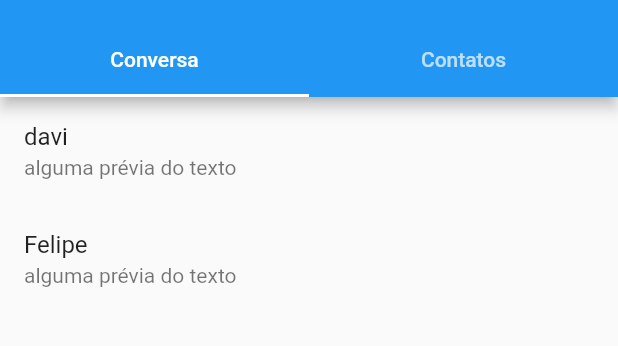
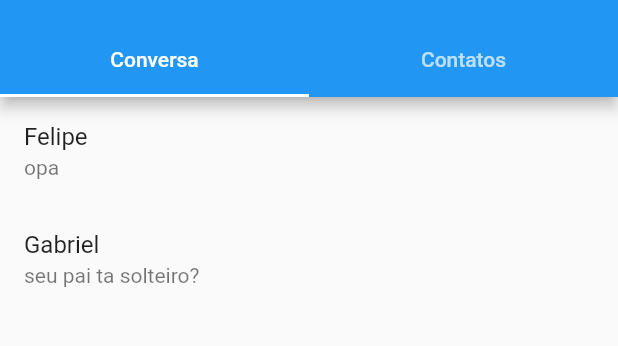
Before and after one commit to davi133/app-mensagens-si700, a Flutter app: the screen it shows after launch, on a phone screen of 412 x 824 dp, the part 59-405 px from its top. Run offline on Flutter 3.47's test engine with Material 2 defaults, Android fonts, the light colour scheme and no system bars; missing offline and left inert: dart:html; key blocks and very long unbroken strings in the code were emptied for the run.

Commit message:
chat pegando conversa dos dados

```diff
--- a/lib/Dados/chatList.dart
+++ b/lib/Dados/chatList.dart
@@ -32,7 +32,7 @@ void setConversa(Conversa conv)
   chatList.add(conv);
 }
 
-Conversa? getByOthersNumber(int number)
+Conversa? getChatByOthersNumber(int number)
 {
   for(int i =0; i< chatList.length;i++)
   {
@@ -42,4 +42,5 @@ Conversa? getByOthersNumber(int number)
     }
   }
   return null;
+  //return Conversa(User("null",-1), User("null",-1));
 }
--- a/lib/View/conversa_tela.dart
+++ b/lib/View/conversa_tela.dart
@@ -1,21 +1,56 @@
 
 import 'package:flutter/material.dart';
 import '../model/user.dart';
-import 'conversa_tile.dart';
+import 'package:flutter_atividade2/View/Chat.dart';
+import '../Dados/chatList.dart';
+import '../model/Conversa.dart';
+
 
 class TelaConversas extends StatelessWidget {
   const TelaConversas({super.key});
 
   @override
   Widget build(BuildContext context) {
-    List<User> users = [User("davi", 1001),User("Felipe", 1002)];
+    List<Conversa> chats = chatList;
 
 
     return ListView.builder(
-      itemCount: users.length,
+      itemCount: chats.length,
       itemBuilder: (BuildContext context, int index) {
-        return ConversaTile(users.elementAt(index));
+        return ConversaTile(chats.elementAt(index));
       },
     );
   }
 }
+
+class ConversaTile extends StatelessWidget {
+
+  const ConversaTile(this.chat,{super.key, this.onPressed=(pressedDefault)});
+  final Conversa chat;
+  final Function onPressed;
+
+
+
+  @override
+  Widget build(BuildContext context) {
+
+    return GestureDetector(
+      onTap: (){
+        Navigator.of(context).push(
+          MaterialPageRoute(builder: (BuildContext ctx){return ChatScreen(chat.outro);})
+        );
+
+      },
+      child: ListTile(
+        title: Text(chat.outro.nome),
+        subtitle:Text(chat.mensagens.last.texto),
+
+      ),
+    );
+  }
+}
+
+void pressedDefault ()
+{
+  return;
+}
--- a/lib/View/conversa_tile.dart
+++ /dev/null
@@ -1,35 +0,0 @@
-import 'package:flutter/material.dart';
-import 'package:flutter_atividade2/View/Chat.dart';
-import '../model/user.dart';
-
-class ConversaTile extends StatelessWidget {
-
-  const ConversaTile(this.user,{super.key, this.onPressed=(pressedDefault)});
-  final User user;
-  final Function onPressed;
-
-
-  @override
-  Widget build(BuildContext context) {
-    //return Text(user.toString());
-
-    return GestureDetector(
-      onTap: (){
-        Navigator.of(context).push(
-          MaterialPageRoute(builder: (BuildContext ctx){return ChatScreen(user);})
-        );
-
-      },
-      child: ListTile(
-        title: Text(user.nome),
-        subtitle:const Text("alguma prévia do texto"),
-
-      ),
-    );
-  }
-}
-
-void pressedDefault ()
-{
-  return;
-}
--- a/lib/model/Conversa.dart
+++ b/lib/model/Conversa.dart
@@ -22,6 +22,11 @@ class Conversa
     return mensagens[index];
   }
 
+  static Conversa conversaInvalida()
+  {
+    return Conversa(User("null",-1), User("null",-1));
+  }
+
   String toString()
   {
     //print("to string:============================================= ");
```
Also changed, not shown: lib/View/Chat.dart (+15 -15 lines).
